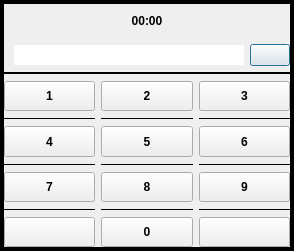
First picture: the form in lockscreen.ui, repository Kobo-InkBox/lockscreen, before the edit.
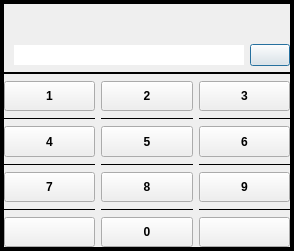
Second picture: the form after the edit.

Commit message: Actually allow an user to set a passcode

```diff
--- a/lockscreen.ui
+++ b/lockscreen.ui
@@ -89,7 +89,7 @@
          <number>0</number>
         </property>
         <property name="text">
-         <string>00:00</string>
+         <string/>
         </property>
         <property name="alignment">
          <set>Qt::AlignCenter</set>
```
Left out of the diff: 2 changed lines with no effect on the pictures. The commit also changes 2 other files.
